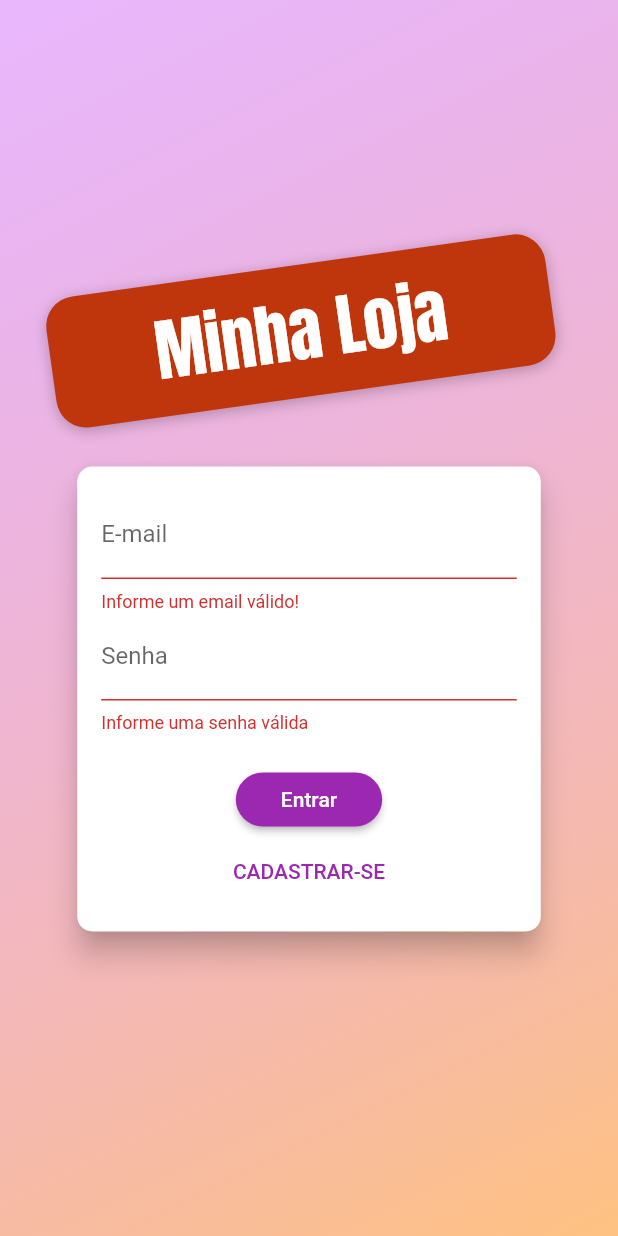
After one commit to Rzirbes/Project-Shop, a Flutter app: the screen it shows after launch, after a tap on "Entrar", on a phone screen of 412 x 824 dp. The commit adds this screen. Run offline on Flutter 3.47's test engine with Material 2 defaults, Android fonts, the phone set to English and light mode, and no system bars; our stand-ins replace shared_preferences; network calls fail.

Commit message:
adicionado autenticação de email e senha

```diff
--- /dev/null
+++ b/lib/components/auth_form.dart
@@ -0,0 +1,183 @@
+// ignore_for_file: no_leading_underscores_for_local_identifiers
+
+import 'package:flutter/material.dart';
+import 'package:provider/provider.dart';
+import 'package:shop/exception/auth_exception.dart';
+import 'package:shop/models/auth.dart';
+
+enum AuthMode { signup, login }
+
+class AuthForm extends StatefulWidget {
+  const AuthForm({super.key});
+
+  @override
+  State<AuthForm> createState() => _AuthFormState();
+}
+
+class _AuthFormState extends State<AuthForm> {
+  final _passwordController = TextEditingController();
+  final _formKey = GlobalKey<FormState>();
+  bool _isLoading = false;
+  AuthMode _authMode = AuthMode.login;
+  final Map<String, String> _authData = {
+    'email': '',
+    'password': '',
+  };
+
+  bool _isLogin() => _authMode == AuthMode.login;
+  bool _isSignup() => _authMode == AuthMode.signup;
+
+  void _switchAuthMode() {
+    setState(() {
+      if (_isLogin()) {
+        _authMode = AuthMode.signup;
+      } else {
+        _authMode = AuthMode.login;
+      }
+    });
+  }
+
+  void _showErrorDialog(String msg) {
+    showDialog(
+      context: context,
+      builder: ((ctx) => AlertDialog(
+            title: const Text('Ocorreu um Erro'),
+            content: Text(msg),
+            actions: [
+              TextButton(
+                onPressed: () => Navigator.of(context).pop(),
+                child: const Text('Fechar'),
+              )
+            ],
+          )),
+    );
+  }
+
+  Future<void> _submit() async {
+    final isValid = _formKey.currentState?.validate() ?? false;
+
+    if (!isValid) {
+      return;
+    }
+
+    setState(() => _isLoading = true);
+
+    _formKey.currentState?.save();
+    Auth auth = Provider.of(
+      context,
+      listen: false,
+    );
+
+    try {
+      if (_isLogin()) {
+        // login
+        await auth.login(
+          _authData['email']!,
+          _authData['password']!,
+        );
+      } else {
+        // registrar usuário
+        await auth.signup(
+          _authData['email']!,
+          _authData['password']!,
+        );
+      }
+    } on AuthException catch (error) {
+      _showErrorDialog(error.toString());
+    } catch (error) {
+      _showErrorDialog('Ocorreu um erro inesperado');
+    }
+    setState(() => _isLoading = false);
+  }
+
+  @override
+  Widget build(BuildContext context) {
+    final deviceSize = MediaQuery.of(context).size;
+    return Card(
+      elevation: 8,
+      shape: RoundedRectangleBorder(
+        borderRadius: BorderRadius.circular(10),
+      ),
+      child: Container(
+        padding: const EdgeInsets.all(16),
+        height: _isLogin() ? 310 : 400,
+        width: deviceSize.width * 0.75,
+        child: Form(
+          key: _formKey,
+          child: Column(
+            children: [
+              TextFormField(
+                decoration: const InputDecoration(labelText: 'E-mail'),
+                keyboardType: TextInputType.emailAddress,
+                onSaved: (email) => _authData['email'] = email ?? '',
+                validator: (_email) {
+                  final email = _email ?? '';
+                  if (email.trim().isEmpty || !email.contains('@')) {
+                    return 'Informe um email válido!';
+                  }
+                  return null;
+                },
+              ),
+              TextFormField(
+                decoration: const InputDecoration(labelText: 'Senha'),
+                keyboardType: TextInputType.emailAddress,
+                onSaved: (password) => _authData['password'] = password ?? '',
+                obscureText: true,
+                controller: _passwordController,
+                validator: (_password) {
+                  final password = _password ?? '';
+                  if (password.isEmpty || password.length < 5) {
+                    return 'Informe uma senha válida';
+                  }
+                  return null;
+                },
+              ),
+              if (_isSignup())
+                TextFormField(
+                  decoration:
+                      const InputDecoration(labelText: 'Confirmar Senha'),
+                  keyboardType: TextInputType.emailAddress,
+                  obscureText: true,
+                  validator: _isLogin()
+                      ? null
+                      : (_password) {
+                          final password = _password ?? '';
+                          if (password != _passwordController.text) {
+                            return 'Senhas não conferem.';
+                          }
+                          return null;
+                        },
+                ),
+              const SizedBox(height: 20),
+              if (_isLoading == true)
+                const CircularProgressIndicator()
+              else
+                ElevatedButton(
+                  onPressed: _submit,
+                  // ignore: sort_child_properties_last
+                  child: Text(
+                    _isLogin() ? 'Entrar' : 'REGISTRAR',
+                  ),
+                  style: ElevatedButton.styleFrom(
+                      shape: RoundedRectangleBorder(
+                        borderRadius: BorderRadius.circular(30),
+                      ),
+                      padding: const EdgeInsets.symmetric(
+                        horizontal: 30,
+                        vertical: 8,
+                      )),
+                ),
+              const Spacer(),
+              TextButton(
+                onPressed: _switchAuthMode,
+                child: Text(
+                  _isLogin() ? 'CADASTRAR-SE' : 'JÁ POSSUI CONTA',
+                ),
+              ),
+            ],
+          ),
+        ),
+      ),
+    );
+  }
+}
--- /dev/null
+++ b/lib/data/store.dart
@@ -0,0 +1,33 @@
+import 'dart:convert';
+
+import 'package:shared_preferences/shared_preferences.dart';
+
+class Store {
+  static Future<bool> saveString(String key, String value) async {
+    final prefs = await SharedPreferences.getInstance();
+    return prefs.setString(key, value);
+  }
+
+  static Future<bool> saveMap(String key, Map<String, dynamic> value) async {
+    return saveString(key, jsonEncode(value));
+  }
+
+  static Future<String> getString(String key,
+      [String defalutValue = '']) async {
+    final prefs = await SharedPreferences.getInstance();
+    return prefs.getString(key) ?? defalutValue;
+  }
+
+  static Future<Map<String, dynamic>> getMap(String key) async {
+    try {
+      return jsonDecode(await getString(key));
+    } catch (_) {
+      return {};
+    }
+  }
+
+  static Future<bool> remove(String key) async {
+    final prefs = await SharedPreferences.getInstance();
+    return prefs.remove(key);
+  }
+}
--- /dev/null
+++ b/lib/exception/auth_exception.dart
@@ -0,0 +1,19 @@
+class AuthException implements Exception {
+  static const Map<String, String> errors = {
+    'EMAIL_EXISTS': 'E-mail já cadastrado.',
+    'OPERATION_NOT_ALLOWED': 'Operação nã permitida!',
+    'TOO_MANY_ATTEMPTS_TRY_LATER':
+        'Acesso bloqueado temporariamente, Tente mais tarde',
+    'EMAIL_NOT_FOUND': 'E-mail não encontrado.',
+    'INVALID_PASSWORD': 'Senha informada não confere.',
+    'USER_DISABLED': 'A conta do usuário foi desabilitada.',
+  };
+  final String key;
+
+  AuthException(this.key);
+
+  @override
+  String toString() {
+    return errors[key] ?? 'Ocorreu um erro no processo de autenticação!';
+  }
+}
--- a/lib/main.dart
+++ b/lib/main.dart
@@ -1,10 +1,11 @@
 import 'package:flutter/material.dart';
 import 'package:provider/provider.dart';
+import 'package:shop/models/auth.dart';
 import 'package:shop/models/order_list.dart';
 import 'package:shop/models/product_list.dart';
+import 'package:shop/pages/auth_or_home_page.dart';
 import 'package:shop/pages/cart_page.dart';
 import 'package:shop/pages/orders_page.dart';
-import 'package:shop/pages/poducts_overview_page.dart';
 import 'package:shop/pages/product_detail_page.dart';
 import 'package:shop/pages/product_form_page.dart';
 import 'package:shop/pages/products_page.dart';
@@ -32,13 +33,30 @@ class MyApp extends StatelessWidget {
     return MultiProvider(
       providers: [
         ChangeNotifierProvider(
+          create: (_) => Auth(),
+        ),
+        ChangeNotifierProxyProvider<Auth, ProductList>(
           create: (_) => ProductList(),
+          update: (ctx, auth, previous) {
+            return ProductList(
+              auth.token ?? '',
+              auth.userId ?? '',
+              previous?.items ?? [],
+            );
+          },
+        ),
+        ChangeNotifierProxyProvider<Auth, OrderList>(
+          create: (_) => OrderList(),
+          update: (ctx, auth, previous) {
+            return OrderList(
+              auth.token ?? '',
+              auth.userId ?? '',
+              previous?.items ?? [],
+            );
+          },
         ),
         ChangeNotifierProvider(
           create: (_) => Cart(),
-        ),
-        ChangeNotifierProvider(
-          create: (_) => OrderList(),
         ),
       ],
       child: MaterialApp(
@@ -52,7 +70,7 @@ class MyApp extends StatelessWidget {
         ),
         //home: const ProductsOverviewPages(),
         routes: {
-          AppRoutes.home: (context) => const ProductsOverviewPages(),
+          AppRoutes.authOrHome: (context) => const AuthOrHomePage(),
           AppRoutes.productDetail: (context) => const ProductDetailPage(),
           AppRoutes.cart: (context) => const CartPage(),
           AppRoutes.orders: (context) => const OrdersPage(),
--- /dev/null
+++ b/lib/models/auth.dart
@@ -0,0 +1,124 @@
+import 'dart:async';
+import 'dart:convert';
+
+import 'package:flutter/cupertino.dart';
+import 'package:http/http.dart' as http;
+import 'package:shop/data/store.dart';
+import 'package:shop/exception/auth_exception.dart';
+
+class Auth with ChangeNotifier {
+  String? _token;
+  String? _email;
+  String? _userId;
+  DateTime? _expiryDate;
+  Timer? _logoutTimer;
+
+  bool get isAuth {
+    final isValid = _expiryDate?.isAfter(DateTime.now()) ?? false;
+    return _token != null && isValid;
+  }
+
+  String? get token {
+    return isAuth ? _token : null;
+  }
+
+  String? get email {
+    return isAuth ? _email : null;
+  }
+
+  String? get userId {
+    return isAuth ? _userId : null;
+  }
+
+  Future<void> _authenticate(
+      String email, String password, String urlFragment) async {
+    final url =
+        'https://identitytoolkit.googleapis.com/v1/accounts:$urlFragment?key=AIzaSyDDPynNwxwQys2WNrjquZ2ZH2jaZTMJg8c';
+
+    final response = await http.post(
+      Uri.parse(url),
+      body: jsonEncode(
+        {
+          'email': email,
+          'password': password,
+          'returnSecureToken': true,
+        },
+      ),
+    );
+
+    final body = jsonDecode(response.body);
+
+    if (body['error'] != null) {
+      throw AuthException(body['error']['message']);
+    } else {
+      _token = body['idToken'];
+      _email = body['email'];
+      _userId = body['localId'];
+
+      _expiryDate = DateTime.now().add(
+        Duration(
+          seconds: int.parse(body['expiresIn']),
+        ),
+      );
+
+      Store.saveMap('userData', {
+        'token': _token,
+        'email': _email,
+        'userId': _userId,
+        'expiryDate': _expiryDate!.toIso8601String(),
+      });
+      _autoLogout();
+      notifyListeners();
+    }
+  }
+
+  Future<void> signup(String email, String password) async {
+    return _authenticate(email, password, 'signUp');
+  }
+
+  Future<void> login(String email, String password) async {
+    return _authenticate(email, password, 'signInWithPassword');
+  }
+
+  Future<void> tryAutoLogin() async {
+    if (isAuth) return;
+
+    final userData = await Store.getMap('userData');
+    if (userData.isEmpty) return;
+
+    final expiryDate = DateTime.parse(userData['expiryDate']);
+    if (expiryDate.isBefore(DateTime.now())) return;
+
+    _token = userData['token'];
+    _email = userData['email'];
+    _userId = userData['userId'];
+    _expiryDate = expiryDate;
+
+    _autoLogout();
+    notifyListeners();
+  }
+
+  void logout() {
+    _email = null;
+    _userId = null;
+    _token = null;
+    _expiryDate = null;
+
+    _cleaLogoutTimer();
+    Store.remove('userData').then((_) => notifyListeners());
+  }
+
+  void _cleaLogoutTimer() {
+    _logoutTimer?.cancel();
+    _logoutTimer = null;
+  }
+
+  void _autoLogout() {
+    _cleaLogoutTimer();
+    final timeToLogout = _expiryDate?.difference(DateTime.now()).inSeconds;
+    _logoutTimer = Timer(
+      Duration(seconds: timeToLogout ?? 0),
+      logout,
+    );
+  }
+}
--- a/lib/models/order_list.dart
+++ b/lib/models/order_list.dart
@@ -9,7 +9,16 @@ import 'cart.dart';
 import 'order.dart';
 
 class OrderList with ChangeNotifier {
-  final List<Order> _items = [];
+  final String _token;
+  final String _userId;
+  // ignore: prefer_final_fields
+  List<Order> _items = [];
+
+  OrderList([
+    this._token = '',
+    this._userId = '',
+    this._items = const [],
+  ]);
 
   List<Order> get items {
     return [..._items];
@@ -20,16 +29,16 @@ class OrderList with ChangeNotifier {
   }
 
   Future<void> loadOrders() async {
-    _items.clear();
+    List<Order> items = [];
 
     final response = await http.get(
-      Uri.parse('${Constants.orderBaseUrl}.json'),
+      Uri.parse('${Constants.orderBaseUrl}/$_userId.json?auth=$_token'),
     );
     if (response.body == 'null') return;
     Map<String, dynamic> data = jsonDecode(response.body);
     data.forEach(
       (orderId, orderData) {
-        _items.add(
+        items.add(
           Order(
             id: orderId,
             date: DateTime.parse(orderData['date']),
@@ -47,13 +56,15 @@ class OrderList with ChangeNotifier {
         );
       },
     );
+
+    _items = items.reversed.toList();
     notifyListeners();
   }
 
   Future<void> addOrder(Cart cart) async {
     final date = DateTime.now();
     final response = await http.post(
-      Uri.parse('${Constants.orderBaseUrl}.json'),
+      Uri.parse('${Constants.orderBaseUrl}/$_userId.json?auth=$_token'),
       body: jsonEncode(
         {
           'total': cart.totalAmount,
--- a/lib/models/product_list.dart
+++ b/lib/models/product_list.dart
@@ -8,13 +8,20 @@ import '../exception/http_exception.dart';
 import '../utils/constants.dart';
 
 class ProductList with ChangeNotifier {
-
-
-  final List<Product> _items = [];
+  final String _token;
+  final String _userId;
+  // ignore: prefer_final_fields
+  List<Product> _items = [];
 
   List<Product> get items => [..._items];
   List<Product> get favoriteItems =>
       _items.where((prod) => prod.isFavorite).toList();
+
+  ProductList([
+    this._token = '',
+    this._userId = '',
+    this._items = const [],
+  ]);
 
   int get itemsCount {
     return _items.length;
@@ -22,10 +29,24 @@ class ProductList with ChangeNotifier {
 
   Future<void> loadProducts() async {
     _items.clear();
-    final response = await http.get(Uri.parse('${Constants.productBaseUrl}.json'));
+    final response = await http.get(
+      Uri.parse(
+        '${Constants.productBaseUrl}.json?auth=$_token',
+      ),
+    );
     if (response.body == 'null') return;
+
+    final favResponse = await http.get(
+      Uri.parse(
+        '${Constants.userFavoritesUrl}/$_userId.json?auth=$_token',
+      ),
+    );
+    Map<String, dynamic> favData =
+        favResponse.body == 'null' ? {} : jsonDecode(favResponse.body);
+
     Map<String, dynamic> data = jsonDecode(response.body);
     data.forEach((productId, productData) {
+      final isFavorite = favData[productId] ?? false;
       _items.add(
         Product(
           id: productId,
@@ -33,7 +54,7 @@ class ProductList with ChangeNotifier {
           description: productData['description'],
           price: productData['price'],
           imageUrl: productData['imageUrl'],
-          isFavorite: productData['isFavorite'],
+          isFavorite: isFavorite
         ),
       );
     });
@@ -59,14 +80,15 @@ class ProductList with ChangeNotifier {
 
   Future<void> addProduct(Product product) async {
     final response = await http.post(
-      Uri.parse('${Constants.productBaseUrl}.json'),
+      Uri.parse(
+        '${Constants.productBaseUrl}.json?auth=$_token',
+      ),
       body: jsonEncode(
         {
           "name": product.name,
           "description": product.description,
           "price": product.price,
           "imageUrl": product.imageUrl,
-          "isFavorite": product.isFavorite,
         },
       ),
     );
@@ -79,7 +101,6 @@ class ProductList with ChangeNotifier {
         description: product.description,
         price: product.price,
         imageUrl: product.imageUrl,
-        isFavorite: product.isFavorite,
       ),
     );
     notifyListeners();
@@ -90,14 +111,15 @@ class ProductList with ChangeNotifier {
 
     if (index >= 0) {
       await http.patch(
-        Uri.parse('${Constants.productBaseUrl}/${product.id}.json'),
+        Uri.parse(
+          '${Constants.productBaseUrl}/${product.id}.json?auth=$_token',
+        ),
         body: jsonEncode(
           {
             "name": product.name,
             "description": product.description,
             "price": product.price,
             "imageUrl": product.imageUrl,
-            "isFavorite": product.isFavorite,
           },
         ),
       );
@@ -115,7 +137,9 @@ class ProductList with ChangeNotifier {
       notifyListeners();
 
       final response = await http.delete(
-        Uri.parse('${Constants.productBaseUrl}/${product.id}.json'),
+        Uri.parse(
+          '${Constants.productBaseUrl}/${product.id}.json?auth=$_token',
+        ),
       );
 
       if (response.statusCode >= 400) {
--- /dev/null
+++ b/lib/pages/auth_or_home_page.dart
@@ -0,0 +1,31 @@
+import 'package:flutter/material.dart';
+import 'package:provider/provider.dart';
+import 'package:shop/models/auth.dart';
+import 'package:shop/pages/auth_page.dart';
+import 'package:shop/pages/poducts_overview_page.dart';
+
+class AuthOrHomePage extends StatelessWidget {
+  const AuthOrHomePage({super.key});
+
+  @override
+  Widget build(BuildContext context) {
+    Auth auth = Provider.of(context);
+    // return auth.isAuth ? const ProductsOverviewPages(): const AuthPage();
+    return FutureBuilder(
+      future: auth.tryAutoLogin(),
+      builder: (ctx, snapshot) {
+        if (snapshot.connectionState == ConnectionState.waiting) {
+          return const Center(
+            child: CircularProgressIndicator(),
+          );
+        } else if (snapshot.error != null) {
+          return const Center(
+            child: Text('Ocorreu um Erro!'),
+          );
+        } else {
+          return auth.isAuth ? const ProductsOverviewPages() : const AuthPage();
+        }
+      },
+    );
+  }
+}
--- /dev/null
+++ b/lib/pages/auth_page.dart
@@ -0,0 +1,84 @@
+import 'dart:math';
+
+import 'package:flutter/material.dart';
+import 'package:shop/components/auth_form.dart';
+
+class AuthPage extends StatelessWidget {
+  const AuthPage({super.key});
+
+  @override
+  Widget build(BuildContext context) {
+    return Scaffold(
+      body: Stack(
+        children: [
+          Container(
+            decoration: const BoxDecoration(
+              gradient: LinearGradient(
+                colors: [
+                  Color.fromRGBO(215, 117, 255, 0.5),
+                  Color.fromRGBO(255, 188, 117, 0.9)
+                ],
+                begin: Alignment.topLeft,
+                end: Alignment.bottomRight,
+              ),
+            ),
+          ),
+          SizedBox(
+            width: double.infinity,
+            child: Column(
+              mainAxisAlignment: MainAxisAlignment.center,
+              crossAxisAlignment: CrossAxisAlignment.center,
+              children: [
+                Container(
+                  margin: const EdgeInsets.only(
+                    bottom: 20,
+                  ),
+                  padding: const EdgeInsets.symmetric(
+                    vertical: 10,
+                    horizontal: 70,
+                  ),
+                  //cascade operator
+                  transform: Matrix4.rotationZ(-8 * pi / 180)..translate(-10.0),
+                  decoration: BoxDecoration(
+                    borderRadius: BorderRadius.circular(20),
+                    color: Colors.deepOrange.shade900,
+                    boxShadow: const [
+                      BoxShadow(
+                        blurRadius: 8,
+                        color: Colors.black26,
+                        offset: Offset(0, 2),
+                      ),
+                    ],
+                  ),
+                  child: Text(
+                    'Minha Loja',
+                    style: TextStyle(
+                      fontSize: 45,
+                      fontFamily: 'Anton',
+                      color: Theme.of(context).textTheme.headline6?.color,
+                    ),
+                  ),
+                ),
+                const AuthForm(),
+              ],
+            ),
+          ),
+        ],
+      ),
+    );
+  }
+}
+
+//exemplo para explicar cascade operator
+// main (){
+//   List<int> a = [1, 2, 3];
+
+//   a.add(4);
+//   a.add(5);
+//   a.add(6);
+
+//   a..add(8)..add(9)..add(10);
+
+//   print(a);
+
+// }
--- a/lib/utils/app_routes.dart
+++ b/lib/utils/app_routes.dart
@@ -1,5 +1,5 @@
 class AppRoutes {
-  static const home = '/';
+  static const authOrHome = '/';
   static const productDetail = '/product-detail';
   static const cart = '/cart';
   static const orders = '/orders';
--- a/lib/utils/constants.dart
+++ b/lib/utils/constants.dart
@@ -1,4 +1,5 @@
 class Constants {
+  static const userFavoritesUrl = 'https://shop-cod3r-dae21-default-rtdb.firebaseio.com/userFavorite';
   static const productBaseUrl = 'https://shop-cod3r-dae21-default-rtdb.firebaseio.com/products';
   static const orderBaseUrl = 'https://shop-cod3r-dae21-default-rtdb.firebaseio.com/orders';
 
--- a/pubspec.yaml
+++ b/pubspec.yaml
@@ -34,6 +34,7 @@ dependencies:
   provider: ^6.0.4
   intl: ^0.17.0
   http: ^0.13.3
+  shared_preferences: ^2.0.15
 
 
 
```
Also changed, not shown: lib/components/app_drawer.dart (+18 -1 lines), lib/components/product_grid_item.dart (+6 -1 lines), lib/models/product.dart (+6 -4 lines), pubspec.lock, 1 other file.
